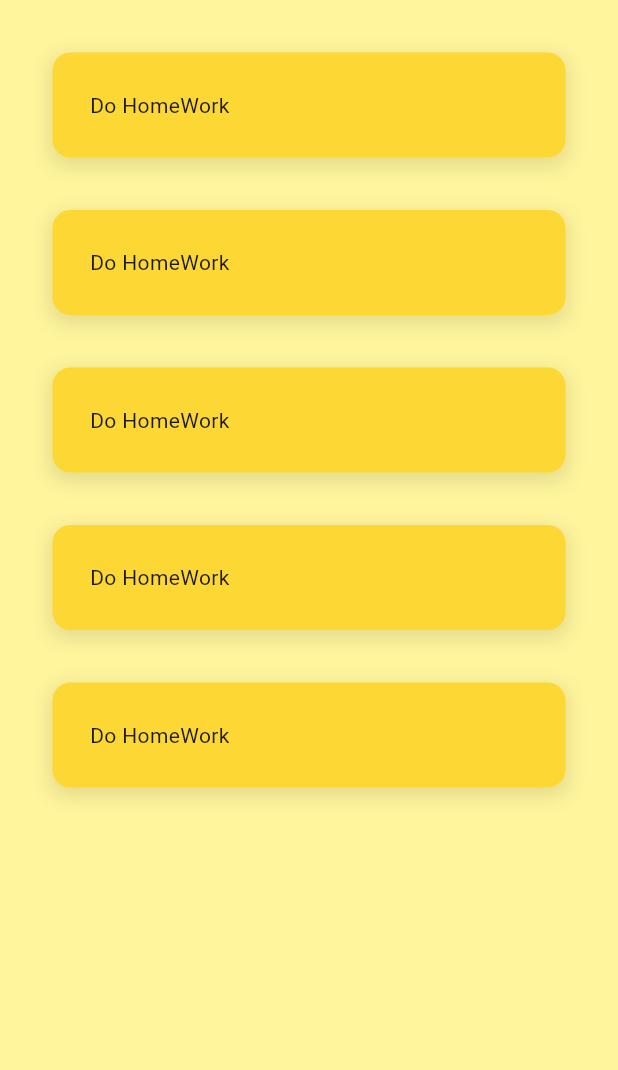
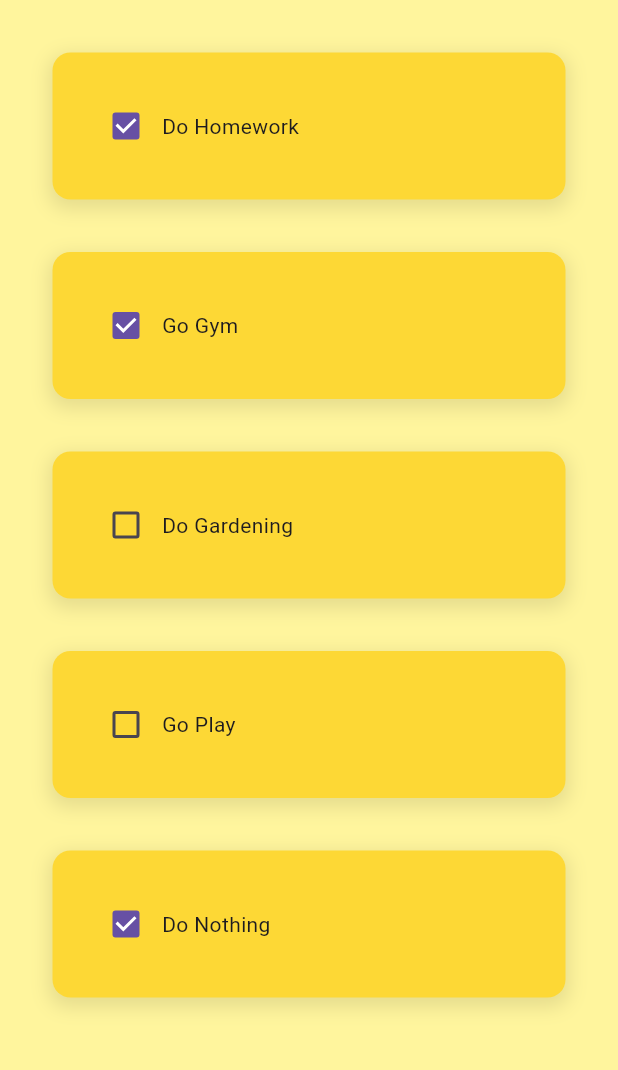
Before and after one commit to TaranSingh-111/todo-app-flutter, a Flutter app: the screen it shows after launch, on a phone screen of 412 x 824 dp, the part 84-1154 px from its top. Run offline on Flutter 3.47's test engine with Material 3 defaults, Android fonts, the phone set to English and light mode, and no system bars; our stand-ins replace google_fonts.

```diff
--- a/lib/screens/home_screen.dart
+++ b/lib/screens/home_screen.dart
@@ -28,11 +28,31 @@ class _HomeScreenState extends State<HomeScreen> {
       ),
       body:ListView(
         children: [
-          ToDoTile(),
-          ToDoTile(),
-          ToDoTile(),
-          ToDoTile(),
-          ToDoTile(),
+          ToDoTile(
+            taskName: "Do Homework",
+            taskCompleted: true,
+            onChanged: (p){},
+          ),
+          ToDoTile(
+            taskName: "Go Gym",
+            taskCompleted: true,
+            onChanged: (p){},
+          ),
+          ToDoTile(
+            taskName: "Do Gardening",
+            taskCompleted: false,
+            onChanged: (p){},
+          ),
+          ToDoTile(
+            taskName: "Go Play",
+            taskCompleted: false,
+            onChanged: (p){},
+          ),
+          ToDoTile(
+            taskName: "Do Nothing",
+            taskCompleted: true,
+            onChanged: (p){},
+          ),
         ],
       ),
     );
--- a/lib/util/todo_tile.dart
+++ b/lib/util/todo_tile.dart
@@ -1,7 +1,19 @@
 import 'package:flutter/material.dart';
 
 class ToDoTile extends StatelessWidget {
-  const ToDoTile({super.key});
+
+  final String taskName;
+  final bool taskCompleted;
+  Function(bool?)? onChanged;
+
+  ToDoTile({
+    super.key,
+    required this.taskName,
+    required this.taskCompleted,
+    required this.onChanged
+  });
+
+
 
   @override
   Widget build(BuildContext context) {
@@ -9,7 +21,6 @@ class ToDoTile extends StatelessWidget {
       padding: const EdgeInsets.only(top: 35, left: 35, right: 35),
       child: Container(
         padding: EdgeInsets.all(25),
-        child: Text("Do HomeWork"),
         decoration: BoxDecoration(
           color: Colors.yellow[600],
           borderRadius: BorderRadius.circular(12),
@@ -20,6 +31,18 @@ class ToDoTile extends StatelessWidget {
             offset: const Offset(0, 4)
           )]
         ),
+
+
+        child: Row(
+          children: [
+            //checkbox
+            Checkbox(value: taskCompleted, onChanged: onChanged),
+
+            //task
+            Text(taskName),
+
+          ],
+        ),
       ),
     );
   }
```
